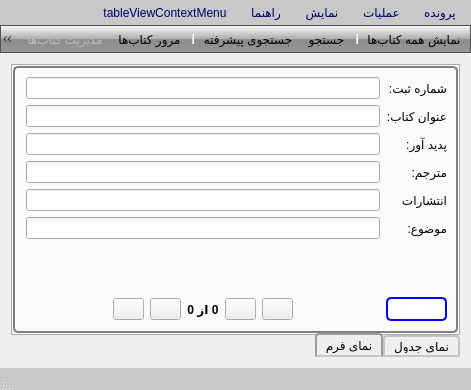
First picture: the form in mainwindow.ui, repository reza-rezvani2052/KetabYab, before the edit.
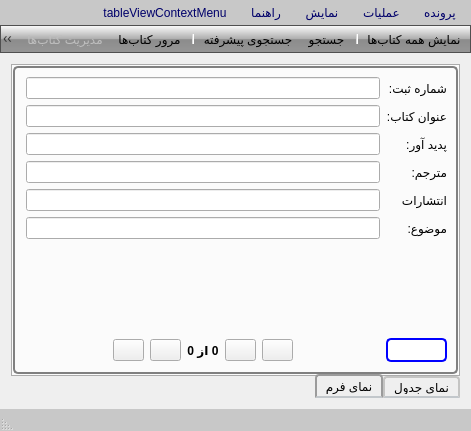
Second picture: the form after the edit. Icons and pictures are not drawn.

The edit to the form file:
```diff
--- a/mainwindow.ui
+++ b/mainwindow.ui
@@ -7,7 +7,7 @@
     <x>0</x>
     <y>0</y>
     <width>471</width>
-    <height>384</height>
+    <height>431</height>
    </rect>
   </property>
   <property name="windowTitle">
```
Left out of the diff: 4 changed lines with no effect on the pictures.
